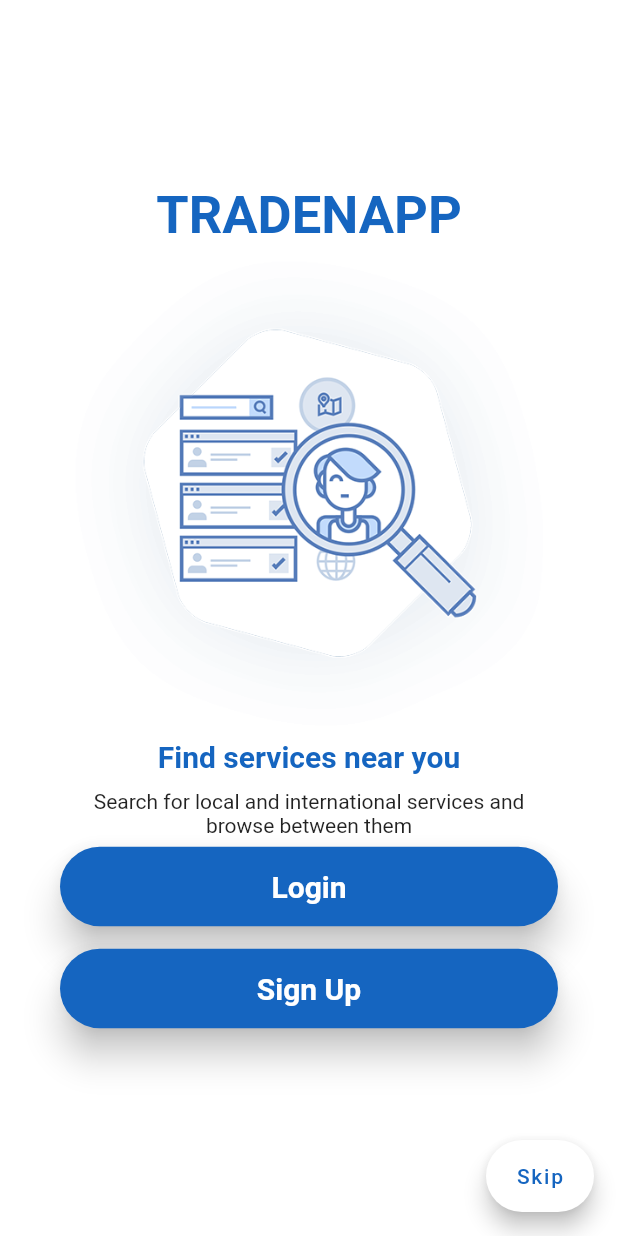
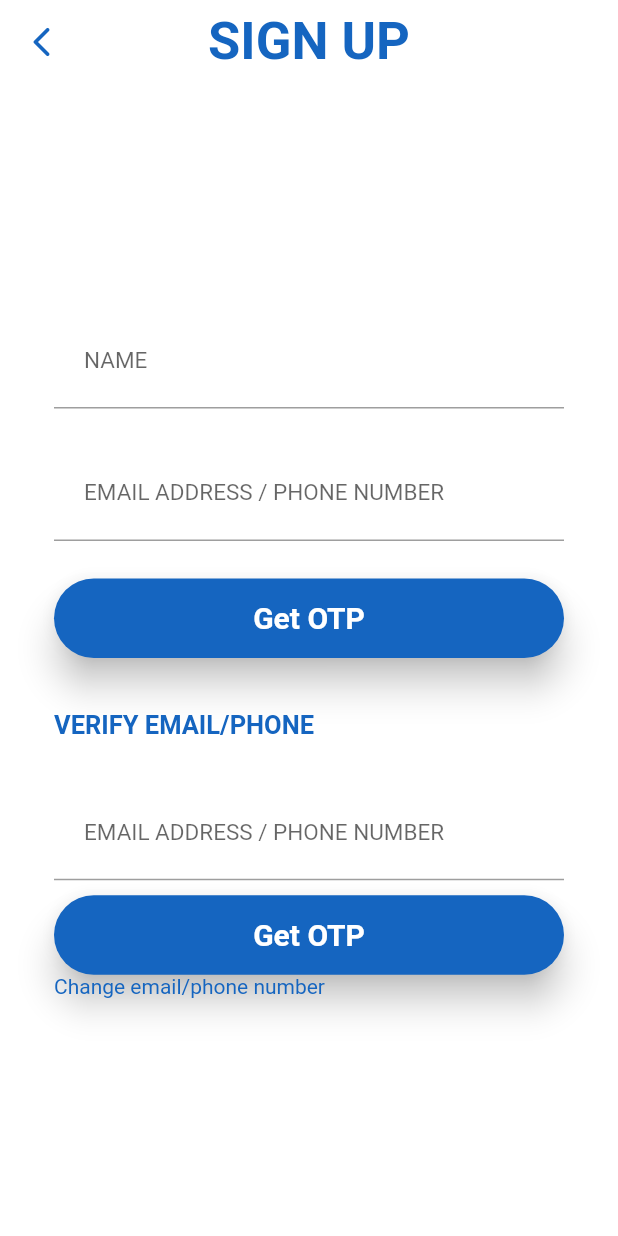
Before and after one commit to PraveenNKesaralli/Trackproject, a Flutter app: the screen it shows after launch, after a tap on "Sign Up", on a phone screen of 412 x 824 dp. Run offline on Flutter 3.47's test engine with Material 2 defaults, Android fonts, the light colour scheme and no system bars; Roboto replaces fonts that are missing (Montserrat).

Commit message:
flutter commit

```diff
--- a/Flutter Track/mobile_app/lib/main.dart
+++ b/Flutter Track/mobile_app/lib/main.dart
@@ -1,6 +1,7 @@
 import 'package:flutter/material.dart';
 
 import 'package:mobile_app/login_page.dart';
+import 'package:mobile_app/sign_up_page1.dart';
 
 void main() {
   runApp(MyApp());
@@ -13,6 +14,7 @@ class MyApp extends StatelessWidget {
       routes: {
         MyHomePage.route: (context) => MyHomePage(),
         LoginPage.route: (context) => LoginPage(),
+        SignupPage1.route: (context) => SignupPage1(),
       },
       title: 'Tradenapp Homepage',
       theme: ThemeData(
@@ -60,7 +62,9 @@ class _MyHomePageState extends State<MyHomePage> {
       child: MaterialButton(
         minWidth: MediaQuery.of(context).size.width,
         padding: EdgeInsets.fromLTRB(20.0, 15.0, 20.0, 15.0),
-        onPressed: () {},
+        onPressed: () {
+          Navigator.pushNamed(context, SignupPage1.route);
+        },
         child: Text("Sign Up",
             textAlign: TextAlign.center,
             style: style.copyWith(
--- /dev/null
+++ b/Flutter Track/mobile_app/lib/sign_up_page1.dart
@@ -0,0 +1,166 @@
+import 'package:flutter/material.dart';
+
+import 'package:flutter/cupertino.dart';
+
+class SignupPage1 extends StatefulWidget {
+  static String route = 'Signup1';
+  SignupPage1({Key key, this.title}) : super(key: key);
+
+  final String title;
+  @override
+  _SignupPage1State createState() => _SignupPage1State();
+}
+
+class _SignupPage1State extends State<SignupPage1> {
+  TextStyle style = TextStyle(fontFamily: 'Montserrat', fontSize: 20.0);
+
+  @override
+  Widget build(BuildContext context) {
+    final nameField = TextField(
+      obscureText: false,
+      style: TextStyle(fontSize: 15.0),
+      decoration: InputDecoration(
+        contentPadding: EdgeInsets.fromLTRB(20.0, 15.0, 20.0, 15.0),
+        labelText: "NAME",
+        enabledBorder: UnderlineInputBorder(
+          borderSide: BorderSide(color: Colors.grey),
+        ),
+        focusedBorder: UnderlineInputBorder(
+          borderSide: BorderSide(color: Colors.grey),
+        ),
+      ),
+    );
+    final emailField = TextField(
+      obscureText: false,
+      style: TextStyle(fontSize: 15.0),
+      decoration: InputDecoration(
+        contentPadding: EdgeInsets.fromLTRB(20.0, 15.0, 20.0, 15.0),
+        labelText: "EMAIL ADDRESS / PHONE NUMBER",
+        enabledBorder: UnderlineInputBorder(
+          borderSide: BorderSide(color: Colors.grey),
+        ),
+        focusedBorder: UnderlineInputBorder(
+          borderSide: BorderSide(color: Colors.grey),
+        ),
+      ),
+    );
+
+    final getotpButton = Material(
+      elevation: 10.0,
+      borderRadius: BorderRadius.circular(30.0),
+      color: Colors.blue[800],
+      child: MaterialButton(
+        minWidth: MediaQuery.of(context).size.width,
+        padding: EdgeInsets.fromLTRB(20.0, 15.0, 20.0, 15.0),
+        onPressed: () {},
+        child: Text("Get OTP",
+            textAlign: TextAlign.center,
+            style: style.copyWith(
+                color: Colors.white, fontWeight: FontWeight.bold)),
+      ),
+    );
+
+    final otpField = TextField(
+      obscureText: false,
+      style: TextStyle(fontSize: 15.0),
+      decoration: InputDecoration(
+        contentPadding: EdgeInsets.fromLTRB(20.0, 15.0, 20.0, 15.0),
+        labelText: "EMAIL ADDRESS / PHONE NUMBER",
+        enabledBorder: UnderlineInputBorder(
+          borderSide: BorderSide(color: Colors.grey),
+        ),
+        focusedBorder: UnderlineInputBorder(
+          borderSide: BorderSide(color: Colors.grey),
+        ),
+      ),
+    );
+
+    final verifyotpButton = Material(
+      elevation: 10.0,
+      borderRadius: BorderRadius.circular(30.0),
+      color: Colors.blue[800],
+      child: MaterialButton(
+        minWidth: MediaQuery.of(context).size.width,
+        padding: EdgeInsets.fromLTRB(20.0, 15.0, 20.0, 15.0),
+        onPressed: () {},
+        child: Text("Get OTP",
+            textAlign: TextAlign.center,
+            style: style.copyWith(
+                color: Colors.white, fontWeight: FontWeight.bold)),
+      ),
+    );
+
+    return Scaffold(
+      appBar: AppBar(
+          backgroundColor: Colors.white,
+          elevation: 0.0,
+          leading: IconButton(
+            onPressed: () {
+              Navigator.pop(context);
+            },
+            icon: Icon(Icons.arrow_back_ios_rounded),
+            color: Colors.blue[800],
+          ),
+          title: Text(
+            'SIGN UP',
+            style: style.copyWith(
+                color: Colors.blue[800],
+                fontWeight: FontWeight.bold,
+                fontSize: 35.0),
+            textAlign: TextAlign.center,
+          ),
+          centerTitle: true),
+      body: Center(
+        child: Container(
+          color: Colors.white,
+          child: Padding(
+            padding: const EdgeInsets.all(36.0),
+            child: Column(
+              crossAxisAlignment: CrossAxisAlignment.center,
+              mainAxisAlignment: MainAxisAlignment.center,
+              children: <Widget>[
+                nameField,
+                SizedBox(
+                  height: 25.0,
+                ),
+                emailField,
+                SizedBox(height: 25.0),
+                getotpButton,
+                SizedBox(
+                  height: 15.0,
+                ),
+                Column(
+                  mainAxisAlignment: MainAxisAlignment.start,
+                  crossAxisAlignment: CrossAxisAlignment.start,
+                  children: [
+                    Container(
+                      margin: const EdgeInsets.fromLTRB(0, 20.0, 20.0, 10.0),
+                      child: Text(
+                        'VERIFY EMAIL/PHONE',
+                        style: style.copyWith(
+                            color: Colors.blue[800],
+                            fontWeight: FontWeight.bold,
+                            fontSize: 17.0),
+                      ),
+                    ),
+                    SizedBox(height: 20.0),
+                    otpField,
+                    SizedBox(height: 10.0),
+                    verifyotpButton,
+                    Text(
+                      'Change email/phone number',
+                      style: TextStyle(color: Colors.blue[800]),
+                    )
+                  ],
+                ),
+                SizedBox(
+                  height: 5.0,
+                ),
+              ],
+            ),
+          ),
+        ),
+      ),
+    );
+  }
+}
```
